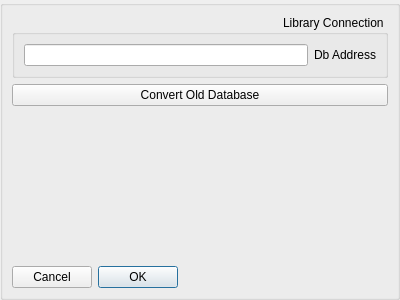
First picture: the form in Client/reghaabat/optionsform.ui, repository nournia/ketabkhaane, before the edit.
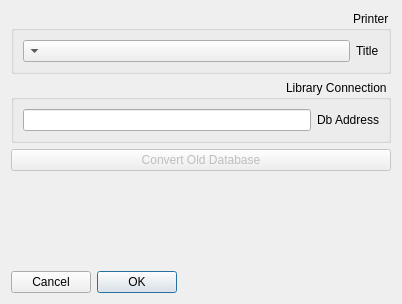
Second picture: the form after the edit.

Commit message: added external printer

What changed in the file:
```diff
--- a/Client/reghaabat/optionsform.ui
+++ b/Client/reghaabat/optionsform.ui
@@ -6,23 +6,33 @@
    <rect>
     <x>0</x>
     <y>0</y>
-    <width>400</width>
-    <height>300</height>
+    <width>402</width>
+    <height>304</height>
    </rect>
   </property>
   <property name="layoutDirection">
    <enum>Qt::RightToLeft</enum>
   </property>
   <layout class="QVBoxLayout" name="verticalLayout">
-   <property name="margin">
-    <number>0</number>
-   </property>
    <item>
     <widget class="QGroupBox" name="groupBox">
      <property name="title">
-      <string/>
+      <string>Printer</string>
      </property>
-     <layout class="QVBoxLayout" name="verticalLayout_2">
+     <layout class="QFormLayout" name="formLayout">
+      <item row="0" column="0">
+       <widget class="QLabel" name="label_2">
+        <property name="text">
+         <string>Title</string>
+        </property>
+       </widget>
+      </item>
+      <item row="0" column="1">
+       <widget class="QComboBox" name="cPrinters"/>
+      </item>
+     </layout>
+    </widget>
+   </item>
       <item>
        <widget class="QGroupBox" name="groupBox_2">
         <property name="title">
@@ -44,6 +54,9 @@
       </item>
       <item>
        <widget class="QPushButton" name="bConvertDb">
+     <property name="enabled">
+      <bool>false</bool>
+     </property>
         <property name="text">
          <string>Convert Old Database</string>
         </property>
@@ -67,9 +80,6 @@
         <property name="standardButtons">
          <set>QDialogButtonBox::Cancel|QDialogButtonBox::Ok</set>
         </property>
-       </widget>
-      </item>
-     </layout>
     </widget>
    </item>
   </layout>
```
Left out of the diff: 2 changed lines with no effect on the pictures. Lines whose indentation alone changed are shown as unchanged. The commit also changes 7 other files.
